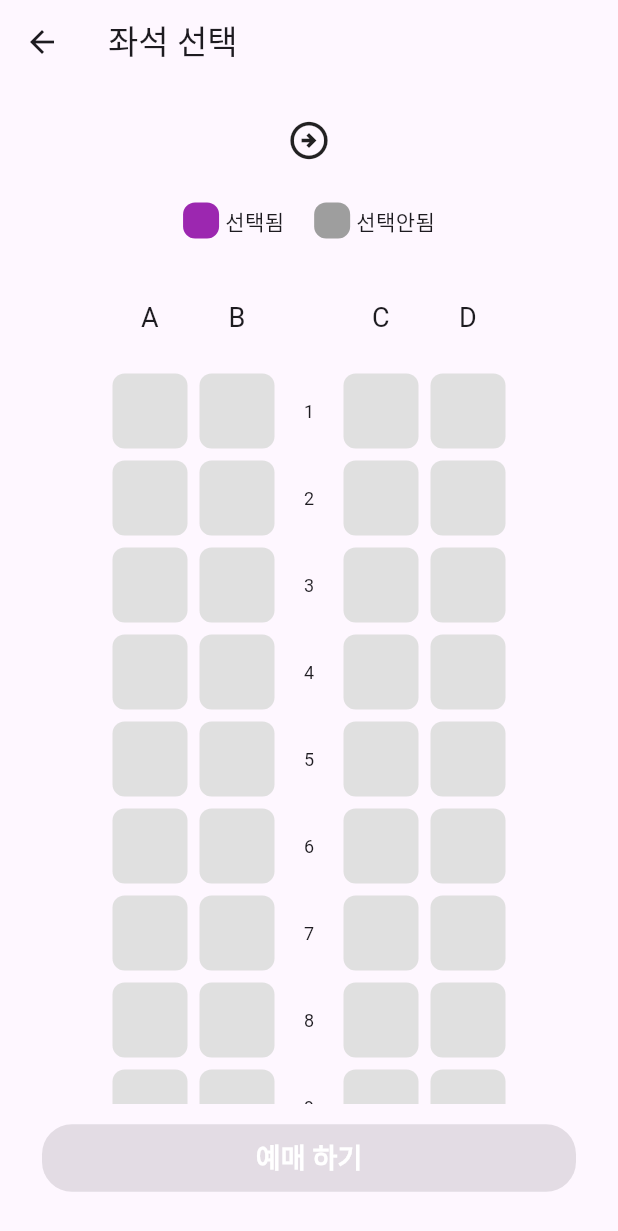
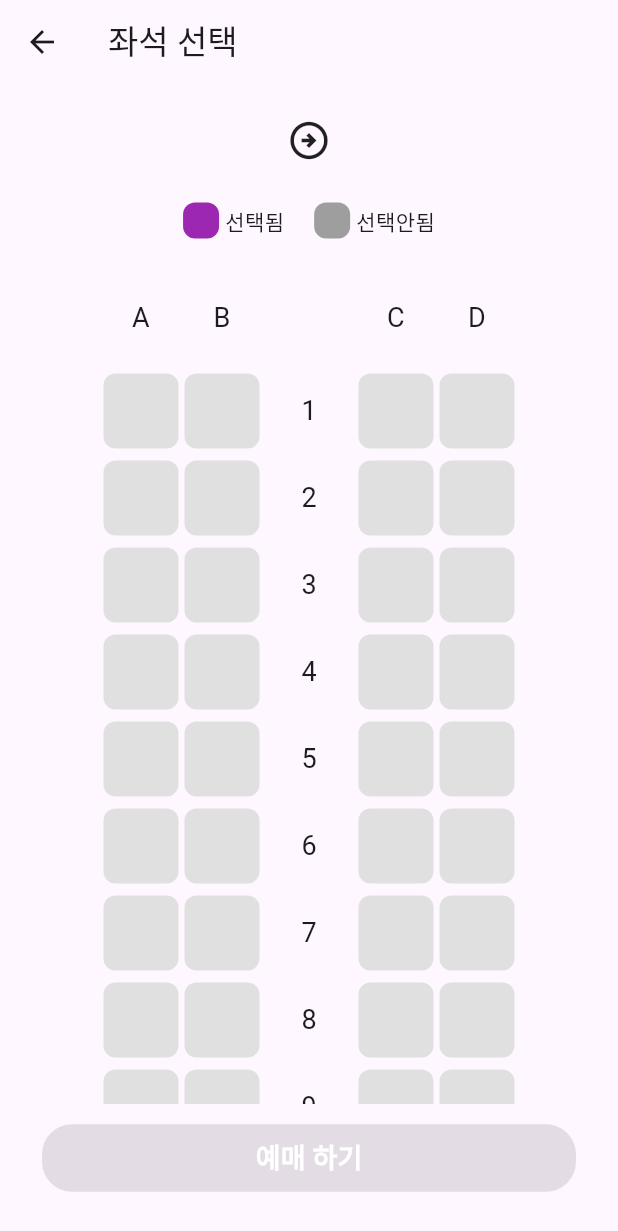
Before and after one commit to subjectisme/flutter_train_app, a Flutter app: the SeatPage screen opened directly with empty values, on a phone screen of 412 x 824 dp. Shown: the top 1231 px of the screen. Run offline on Flutter 3.47's test engine with Material 3 defaults, Android fonts, the phone set to English and light mode, and no system bars.

```diff
--- a/lib/seat_page.dart
+++ b/lib/seat_page.dart
@@ -1,10 +1,12 @@
 import 'package:flutter/cupertino.dart';
 import 'package:flutter/material.dart';
 
+// 좌석 선택 페이지 , 좌석 선택 상태(selectedSeat)가 변경될 수 있으므로 상태변경 위젯 사용
 class SeatPage extends StatefulWidget {
-  final String departureStation;
-  final String arrivalStation;
+  final String departureStation; // 출발역 전달 받음
+  final String arrivalStation; // 도착역 전달 받음
 
+  // 생성자
   const SeatPage({
     super.key,
     required this.departureStation,
@@ -12,11 +14,12 @@ class SeatPage extends StatefulWidget {
   });
 
   @override
+  // 상태 관리 로직 분리
   State<SeatPage> createState() => _SeatPageState();
 }
 
 class _SeatPageState extends State<SeatPage> {
-  String? selectedSeat;
+  String? selectedSeat; // 선택된 좌석 저장하는 변수 (초기값 null 설정)
 
   @override
   Widget build(BuildContext context) {
@@ -26,6 +29,7 @@ class _SeatPageState extends State<SeatPage> {
         padding: const EdgeInsets.all(16.0),
         child: Column(
           children: [
+            // 출발역,도착역,화살 아이콘을 Row 로 배치 (flex 사용하여 2:1:2 설정)
             Row(
               children: [
                 Expanded(
@@ -64,6 +68,7 @@ class _SeatPageState extends State<SeatPage> {
 
             const SizedBox(height: 20),
 
+            // 좌석 상태 예시를 Row 로 배치
             Row(mainAxisAlignment: MainAxisAlignment.center, children: [
               SizedBox(
                 height: 24,
@@ -92,20 +97,23 @@ class _SeatPageState extends State<SeatPage> {
             ]),
             const SizedBox(height: 20),
 
+            // 좌석 리스트
+            // 각 A,B,C,D 로 시장하는 column을 Row 로 배치
+            // 스크롤 가능
             Expanded(
               child: ListView(
                 children: [
                   Padding(
-                    padding: const EdgeInsets.all(20.0),
+                    padding: const EdgeInsets.only(top: 20, bottom: 20.0),
                     child: Row(
                       mainAxisAlignment: MainAxisAlignment.center,
                       children: [
                         _buildSeatColumn('A'),
-                        SizedBox(width: 8),
+                        const SizedBox(width: 4),
                         _buildSeatColumn('B'),
-                        _buildNumberColumn(),
+                        _buildNumberColumn(), // 좌석 번호 표시 열
                         _buildSeatColumn('C'),
-                        SizedBox(width: 8),
+                        const SizedBox(width: 4),
                         _buildSeatColumn('D'),
                       ],
                     ),
@@ -120,27 +128,33 @@ class _SeatPageState extends State<SeatPage> {
               child: Padding(
                 padding: const EdgeInsets.all(12.0),
                 child: ElevatedButton(
-                  onPressed: selectedSeat != null
+                  onPressed: selectedSeat != null // 좌석이 선택되었을때만 버튼 활성화
                       ? () {
+                          // 버튼 클릭 시 예매 확인 대화상자 노출
                           showCupertinoDialog(
                             context: context,
-                            builder: (BuildContext context) =>
+                            builder: (BuildContext context) => // 대화상자 UI 반환 함수
                                 CupertinoAlertDialog(
-                              title: Text('예매 하시겠습니까?'),
-                              content: Text('좌석 : $selectedSeat'),
+                              title: const Text('예매 하시겠습니까?'),
+                              content:
+                                  Text('좌석 : $selectedSeat'), // 선택한 좌석 정보 표시
                               actions: <Widget>[
+                                // 대화상자 내 각 버튼 정의
                                 CupertinoDialogAction(
-                                  child: Text('취소'),
+                                  // 취소 버튼 정의
                                   onPressed: () {
-                                    Navigator.of(context).pop(); // Dialog 제거
+                                    Navigator.of(context).pop(); // 클릭 시 대화상자 닫기
                                   },
-                                  isDestructiveAction: true,
+                                  isDestructiveAction: true, // 취소 작업임을 알려주는 코드
+                                  child: const Text('취소'),
                                 ),
                                 CupertinoDialogAction(
-                                  child: Text('확인',
+                                  // 확인 버튼 정의
+                                  child: const Text('확인',
                                       style: TextStyle(color: Colors.blue)),
                                   onPressed: () {
-                                    Navigator.of(context).pop(); // Dialog 제거
+                                    // 확인 버튼 클릭 시
+                                    Navigator.of(context).pop(); // 대화 상자 닫고
                                     Navigator.of(context).popUntil((route) =>
                                         route.isFirst); // HomePage로 이동
                                   },
@@ -151,7 +165,7 @@ class _SeatPageState extends State<SeatPage> {
                         }
                       : null,
                   style: ElevatedButton.styleFrom(
-                    minimumSize: Size(double.infinity, 45),
+                    minimumSize: const Size(double.infinity, 45),
                     backgroundColor: Colors.purple,
                     shape: RoundedRectangleBorder(
                       borderRadius: BorderRadius.circular(20),
@@ -174,6 +188,7 @@ class _SeatPageState extends State<SeatPage> {
     );
   }
 
+  // 좌석 Column 생성하며, 알파벳 라벨 및 좌석 버튼 20 개 생성 위젯
   Widget _buildSeatColumn(String label) {
     return Column(
       children: [
@@ -181,15 +196,16 @@ class _SeatPageState extends State<SeatPage> {
           height: 50,
           width: 50,
           child: Text(
-            label,
-            style: TextStyle(fontSize: 18),
+            label, // 알파벳 라벨 지정
+            style: const TextStyle(fontSize: 18),
             textAlign: TextAlign.center,
           ),
         ),
-        for (int i = 1; i <= 20; i++)
+        for (int i = 1; i <= 20; i++) // 20 개 버튼 생성
           Padding(
-            padding: const EdgeInsets.only(bottom: 8.0),
+            padding: const EdgeInsets.only(bottom: 8.0), // 각 좌석 하단 간격
             child: GestureDetector(
+              // 좌석 버튼 클릭 이벤트 처리
               onTap: () {
                 setState(() {
                   String seatId = '$i - $label';
@@ -201,10 +217,12 @@ class _SeatPageState extends State<SeatPage> {
                 });
               },
               child: Container(
+                // 좌석 버튼 UI
                 width: 50,
                 height: 50,
                 decoration: BoxDecoration(
-                  color: selectedSeat == '$i - $label'
+                  color: selectedSeat ==
+                          '$i - $label' // selectedSeat가 현재 좌석이면 보라색, 아니면 회색
                       ? Colors.purple
                       : Colors.grey[300]!,
                   borderRadius: BorderRadius.circular(8),
@@ -216,20 +234,21 @@ class _SeatPageState extends State<SeatPage> {
     );
   }
 
+  // 좌석 번호 column 생성 위젯
   Widget _buildNumberColumn() {
     return Padding(
       padding: const EdgeInsets.symmetric(horizontal: 8),
       child: Column(
         children: [
-          SizedBox(height: 50), // 알파벳 라벨과 높이 맞추기
+          const SizedBox(height: 50), // 상단에 빈 공간을 추가하여 알파벳 라벨과 높이 맞춤
           for (int i = 1; i <= 20; i++)
             Padding(
               padding: const EdgeInsets.only(bottom: 8.0),
               child: Container(
-                width: 30,
+                width: 50,
                 height: 50,
                 alignment: Alignment.center,
-                child: Text('$i', style: TextStyle(fontSize: 12)),
+                child: Text('$i', style: const TextStyle(fontSize: 18)),
               ),
             ),
         ],
```
Also changed, not shown: lib/main.dart (+65 -41 lines), lib/station_list_page.dart (+13 -43 lines).
